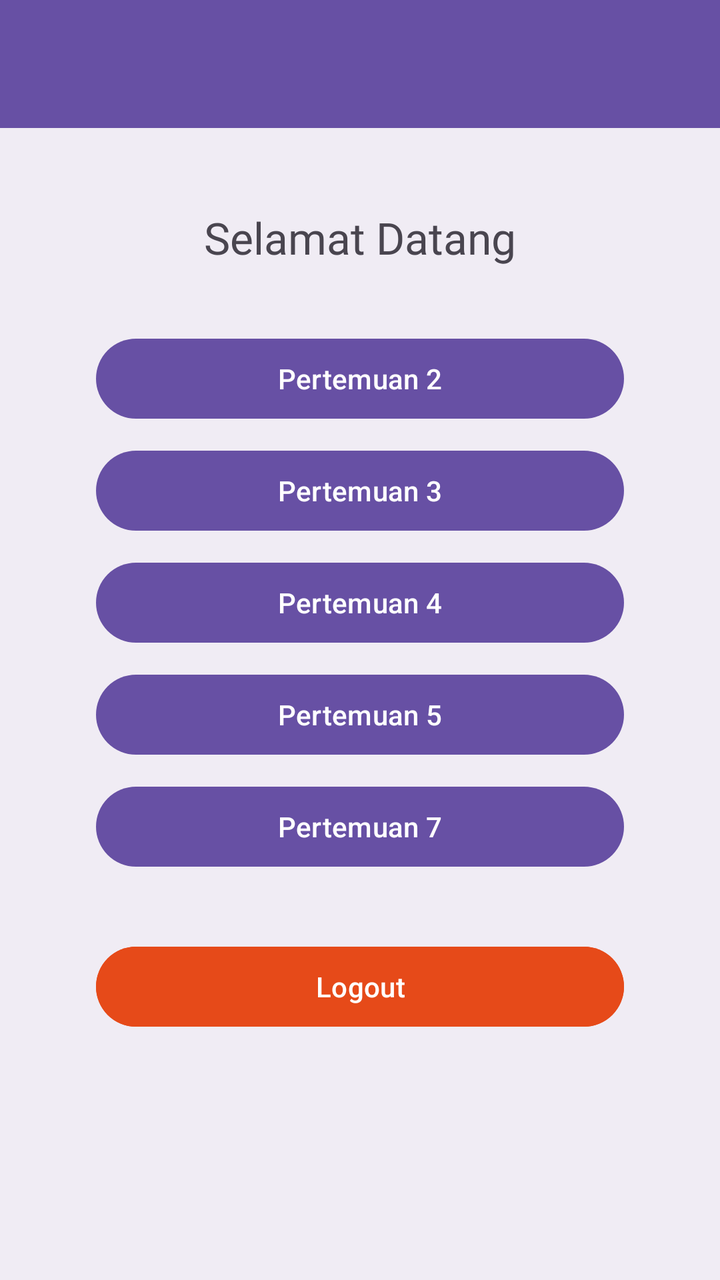
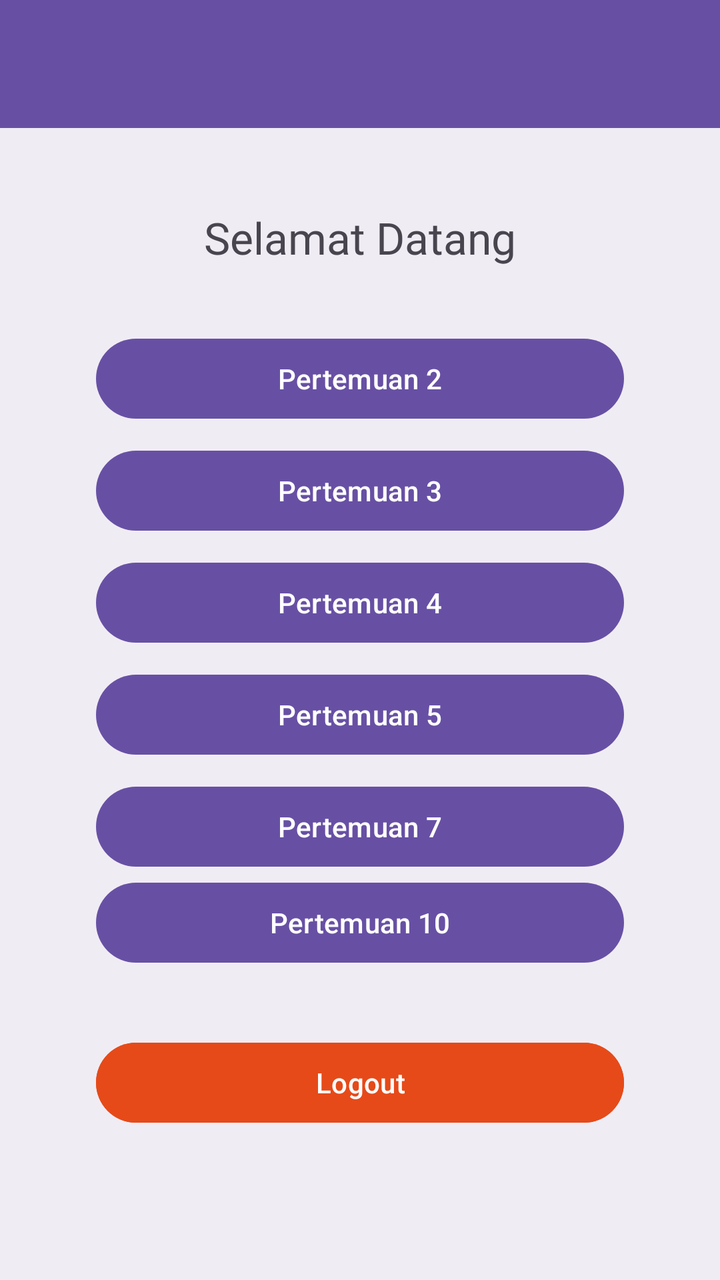

Compare the two renders of this Android layout. The source of the first and the diff that turns it into the second are given below.
<!-- AndroidManifest.xml: application theme Theme.Immanuel_3TIF -->
<!-- res/layout/fragment_home.xml -->
<?xml version="1.0" encoding="utf-8"?>
<androidx.constraintlayout.widget.ConstraintLayout xmlns:android="http://schemas.android.com/apk/res/android"
    xmlns:app="http://schemas.android.com/apk/res-auto"
    xmlns:tools="http://schemas.android.com/tools"
    android:layout_width="match_parent"
    android:layout_height="match_parent"
    android:background="#11364A5F"
    tools:context=".Home.HomeFragment">

    <androidx.appcompat.widget.Toolbar
        android:id="@+id/toolbar"
        android:layout_width="match_parent"
        android:layout_height="?attr/actionBarSize"
        android:background="?attr/colorPrimary"
        android:theme="@style/ThemeOverlay.MaterialComponents.Dark.ActionBar"
        app:titleTextColor="@android:color/white"
        app:layout_constraintEnd_toEndOf="parent"
        app:layout_constraintStart_toStartOf="parent"
        app:layout_constraintTop_toTopOf="parent" />

    <androidx.core.widget.NestedScrollView
        android:layout_width="match_parent"
        android:layout_height="0dp"
        app:layout_constraintBottom_toBottomOf="parent"
        app:layout_constraintTop_toBottomOf="@+id/toolbar">

        <LinearLayout
            android:layout_width="match_parent"
            android:layout_height="wrap_content"
            android:gravity="center_horizontal"
            android:orientation="vertical"
            android:paddingStart="48dp"
            android:paddingTop="40dp"
            android:paddingEnd="48dp"
            android:paddingBottom="24dp">

            <TextView
                android:id="@+id/tvWelcome"
                android:layout_width="wrap_content"
                android:layout_height="wrap_content"
                android:layout_marginBottom="24dp"
                android:fontFamily="@font/notoserifjpbold"
                android:text="Selamat Datang"
                android:textSize="22sp" />

            <Button
                android:id="@+id/btnToSecond"
                android:layout_width="match_parent"
                android:layout_height="wrap_content"
                android:layout_marginTop="8dp"
                android:text="Pertemuan 2" />
            <Button
                android:id="@+id/btnToThird"
                android:layout_width="match_parent"
                android:layout_height="wrap_content"
                android:layout_marginTop="8dp"
                android:text="Pertemuan 3" />
            <Button
                android:id="@+id/btnToFourth"
                android:layout_width="match_parent"
                android:layout_height="wrap_content"
                android:layout_marginTop="8dp"
                android:text="Pertemuan 4" />
            <Button
                android:id="@+id/btnToFifth"
                android:layout_width="match_parent"
                android:layout_height="wrap_content"
                android:layout_marginTop="8dp"
                android:text="Pertemuan 5" />
            <Button
                android:id="@+id/btnToSeventh"
                android:layout_width="match_parent"
                android:layout_height="wrap_content"
                android:layout_marginTop="8dp"
                android:text="Pertemuan 7" />

            <Button
                android:id="@+id/btnLogout"
                android:layout_width="match_parent"
                android:layout_height="wrap_content"
                android:layout_marginTop="32dp"
                android:backgroundTint="#E64A19"
                android:text="Logout" />

        </LinearLayout>
    </androidx.core.widget.NestedScrollView>

</androidx.constraintlayout.widget.ConstraintLayout>
<!-- resources referenced by this layout -->
<resources>
  <style name="Theme.Immanuel_3TIF" parent="Base.Theme.Immanuel_3TIF" />
  <style name="Base.Theme.Immanuel_3TIF" parent="Theme.Material3.DayNight.NoActionBar">
          
          
      </style>
</resources>

<!-- the commit's change to res/layout/fragment_home.xml (unified diff, before → after) -->
@@ -75,6 +75,12 @@
                 android:text="Pertemuan 7" />
 
             <Button
+                android:id="@+id/btnToTenth"
+                android:layout_width="match_parent"
+                android:layout_height="wrap_content"
+                android:text="Pertemuan 10" />
+
+            <Button
                 android:id="@+id/btnLogout"
                 android:layout_width="match_parent"
                 android:layout_height="wrap_content"
